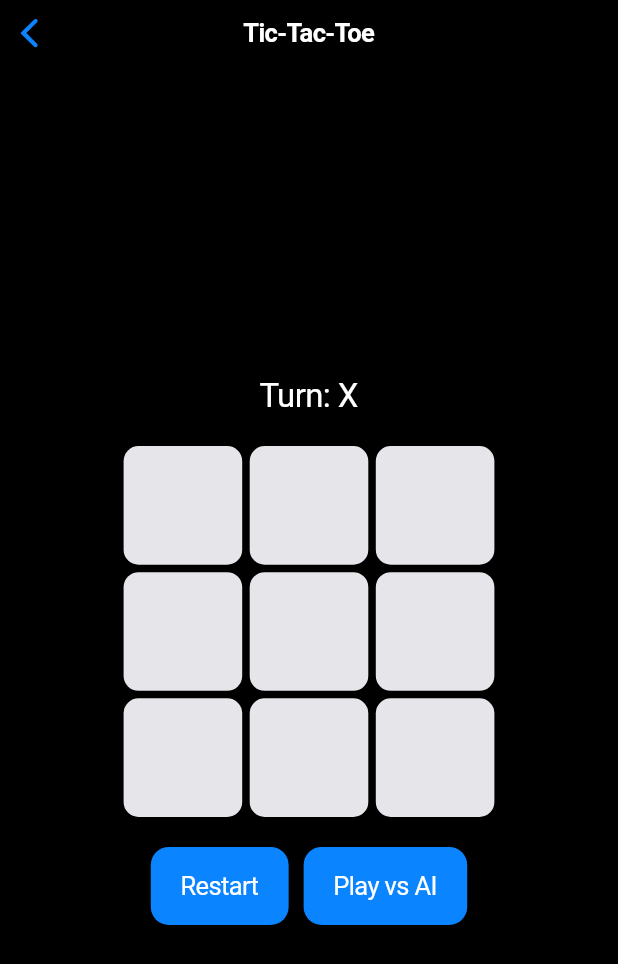
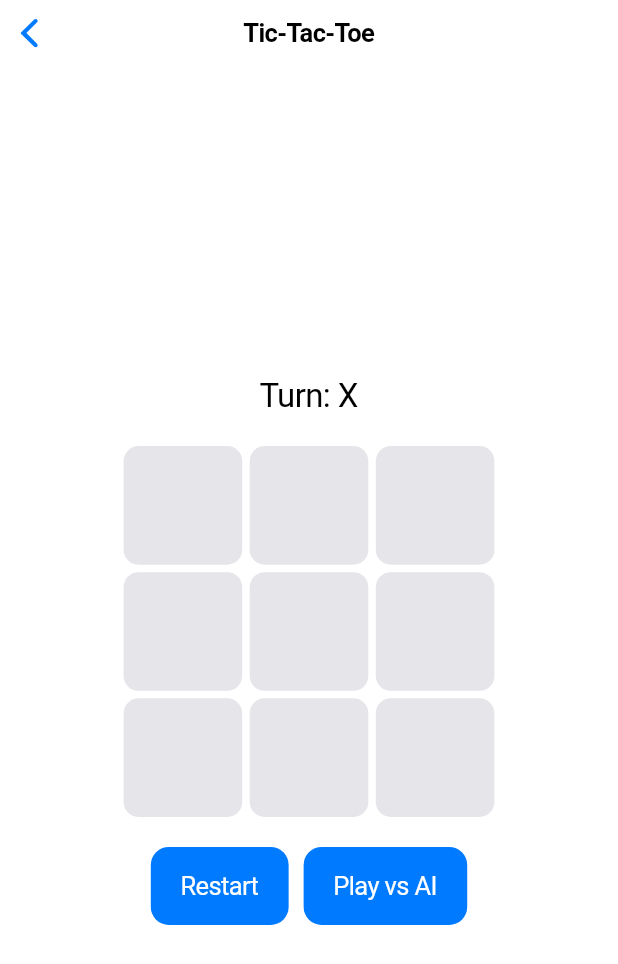
Before and after one commit to Mangulabnan-Bernard/offlineminigamess, a Flutter app: the screen it shows after launch, after a tap on "Tic-Tac-Toe", on a phone screen of 412 x 824 dp. Shown: the top 964 px of the screen. Run offline on Flutter 3.47's test engine with Material 3 defaults, Android fonts, the phone set to English and light mode, and no system bars.

Commit message:
add a icon and edit style

```diff
--- a/lib/home_screen.dart
+++ b/lib/home_screen.dart
@@ -10,6 +10,8 @@ class HomeScreen extends StatefulWidget {
 }
 
 class _HomeScreenState extends State<HomeScreen> {
+  bool _isHovered = false; // State for hover animation
+
   @override
   Widget build(BuildContext context) {
     double screenWidth = MediaQuery.of(context).size.width;
@@ -21,26 +23,47 @@ class _HomeScreenState extends State<HomeScreen> {
     double buttonSize = gridWidth / crossAxisCount - 10; // Button size adjustment
 
     return CupertinoPageScaffold(
+      backgroundColor: CupertinoColors.white, // Light background
       navigationBar: CupertinoNavigationBar(
-        middle: Text('Offline Mini Games'),
+        middle: Text(
+          'Offline Mini Games',
+          style: TextStyle(
+            color: CupertinoColors.black,
+            fontWeight: FontWeight.bold,
+            fontSize: 20,
+          ),
+        ),
+        backgroundColor: Color(0xFFB3E5FC), // Light blue for the navbar
       ),
       child: SafeArea(
-        child: Center( // FULLY centers everything
+        child: Container(
+          decoration: BoxDecoration(
+            gradient: LinearGradient(
+              colors: [
+                Color(0xFFB3E5FC), // Light blue
+                CupertinoColors.white, // White
+              ],
+              begin: Alignment.topCenter,
+              end: Alignment.bottomCenter,
+            ),
+          ),
+          child: Center(
             child: SizedBox(
-            height: screenHeight * 0.6, // Keeps the grid in the center
-            width: gridWidth, // Prevents it from touching edges
+              height: screenHeight * 0.6,
+              width: gridWidth,
               child: GridView.count(
                 crossAxisCount: crossAxisCount,
                 crossAxisSpacing: 15,
                 mainAxisSpacing: 15,
-              shrinkWrap: true, // Prevents extra scrolling
-              physics: NeverScrollableScrollPhysics(), // Stops unnecessary scroll
+                shrinkWrap: true,
+                physics: NeverScrollableScrollPhysics(),
                 children: [
                   _buildGameButton(context, 'Tic-Tac-Toe', TicTacToe(), buttonSize),
                   _buildGameButton(context, 'Rock-Paper-Scissors', RockPaperScissors(), buttonSize),
                   _buildGameButton(context, 'Guess the Number', GuessTheNumber(), buttonSize),
                   _buildGameButton(context, 'Memory Card', MemoryCardGame(), buttonSize),
                 ],
+              ),
             ),
           ),
         ),
@@ -56,17 +79,29 @@ class _HomeScreenState extends State<HomeScreen> {
           CupertinoPageRoute(builder: (context) => screen),
         );
       },
-      child: Container(
+      onTapDown: (_) => setState(() => _isHovered = true), // Hover effect on tap down
+      onTapUp: (_) => setState(() => _isHovered = false), // Reset hover effect
+      child: AnimatedContainer(
+        duration: Duration(milliseconds: 200),
         width: size,
         height: size,
         decoration: BoxDecoration(
-          color: CupertinoColors.systemIndigo,
-          borderRadius: BorderRadius.circular(15),
+          gradient: LinearGradient(
+            colors: _isHovered
+                ? [Color(0xFF0277BD), Color(0xFF0097A7)] // Darker shades on hover
+                : [Color(0xFF4FC3F7), Color(0xFF81D4FA)], // Light shades by default
+            begin: Alignment.topLeft,
+            end: Alignment.bottomRight,
+          ),
+          borderRadius: BorderRadius.circular(20),
           boxShadow: [
             BoxShadow(
-              color: CupertinoColors.black.withOpacity(0.2),
-              blurRadius: 8,
-              offset: Offset(4, 4),
+              color: _isHovered
+                  ? Color(0xFF0277BD).withOpacity(0.3)
+                  : Color(0xFF4FC3F7).withOpacity(0.2),
+              blurRadius: 10,
+              spreadRadius: 2,
+              offset: Offset(0, 5),
             ),
           ],
         ),
@@ -78,6 +113,7 @@ class _HomeScreenState extends State<HomeScreen> {
               fontSize: 18,
               fontWeight: FontWeight.bold,
               color: CupertinoColors.white,
+              letterSpacing: 1.2,
             ),
           ),
         ),
--- a/lib/main.dart
+++ b/lib/main.dart
@@ -5,7 +5,7 @@ import 'home_screen.dart';
 void main() {
   runApp(CupertinoApp(
     theme: CupertinoThemeData(
-      brightness: Brightness.dark,
+      brightness: Brightness.light, // Use light theme for better alignment with blue colors
     ),
     debugShowCheckedModeBanner: false,
     home: SplashScreen(), // Show SplashScreen first
@@ -34,67 +34,67 @@ class _SplashScreenState extends State<SplashScreen> {
   @override
   Widget build(BuildContext context) {
     return CupertinoPageScaffold(
-      backgroundColor: CupertinoColors.black, // Dark background
-      child: Stack(
-        children: [
-          // Background Gradient
-          Container(
-            decoration: BoxDecoration(
-              gradient: LinearGradient(
-                begin: Alignment.topLeft,
-                end: Alignment.bottomRight,
-                colors: [
-                  Color(0xFF000000), // Black
-                  Color(0xFF1E1E1E), // Dark Gray
-                  Color(0xFF3B3B3B), // Lighter Gray
-                ],
+      backgroundColor: CupertinoColors.white, // Base background color
+      child: Container(
+        decoration: BoxDecoration(
+          gradient: LinearGradient(
+            colors: [
+              Color(0xFF0288D1), // Dark blue
+              Color(0xFFB3E5FC), // Light blue
+            ],
+            begin: Alignment.topCenter,
+            end: Alignment.bottomCenter,
+          ),
+        ),
+        child: Center(
+          child: Column(
+            mainAxisAlignment: MainAxisAlignment.center,
+            crossAxisAlignment: CrossAxisAlignment.center,
+            children: [
+              // Logo with Glow Effect
+              Container(
+                width: 180,
+                height: 180,
+                decoration: BoxDecoration(
+                  boxShadow: [
+                    BoxShadow(
+                      color: Color(0xFF0288D1).withOpacity(0.7), // Blue glow
+                      blurRadius: 20,
+                      spreadRadius: 5,
+                      offset: Offset(0, 0),
+                    ),
+                  ],
+                ),
+                child: Image.asset(
+                  'assets/images/lgoo.webp',
+                  width: 180,
+                  height: 180,
+                ),
               ),
-            ),
+
+              const SizedBox(height: 30),
+
+              // Futuristic Text (Shadow Removed)
+              Text(
+                "Offline Mini Games",
+                style: TextStyle(
+                  fontSize: 26,
+                  fontWeight: FontWeight.bold,
+                  color: CupertinoColors.white, // White text for contrast
+                  letterSpacing: 1.5,
+                ),
+              ),
+
+              const SizedBox(height: 30),
+
+              // Loading Indicator
+              CupertinoActivityIndicator(
+                radius: 20,
+                color: CupertinoColors.white, // White loading indicator for visibility
+              ),
+            ],
           ),
-
-          // Centered Content
-          Center(
-            child: Column(
-              mainAxisAlignment: MainAxisAlignment.center,
-              children: [
-                // Logo
-                Image.asset(
-                  'assets/images/lgoo.webp',
-                  width: 150,
-                  height: 150,
-                ),
-
-                const SizedBox(height: 20),
-
-                // Futuristic Text
-                Text(
-                  "Welcome to Offline Mini Games",
-                  style: TextStyle(
-                    fontSize: 24,
-                    fontWeight: FontWeight.bold,
-                    color: CupertinoColors.white,
-                    letterSpacing: 2,
-                    shadows: [
-                      Shadow(
-                        color: CupertinoColors.systemBlue.withOpacity(0.8),
-                        offset: Offset(0, 0),
-                        blurRadius: 10,
-                      ),
-                    ],
-                  ),
-                ),
-
-                const SizedBox(height: 20),
-
-                // Loading Indicator
-                CupertinoActivityIndicator(
-                  radius: 15,
-                  color: CupertinoColors.white,
-                ),
-              ],
-            ),
-          ),
-        ],
+        ),
       ),
     );
   }
```
Also changed, not shown: pubspec.yaml (+21 -66 lines), pubspec.lock, 10 other files. Lines whose indentation alone changed are shown as unchanged.
